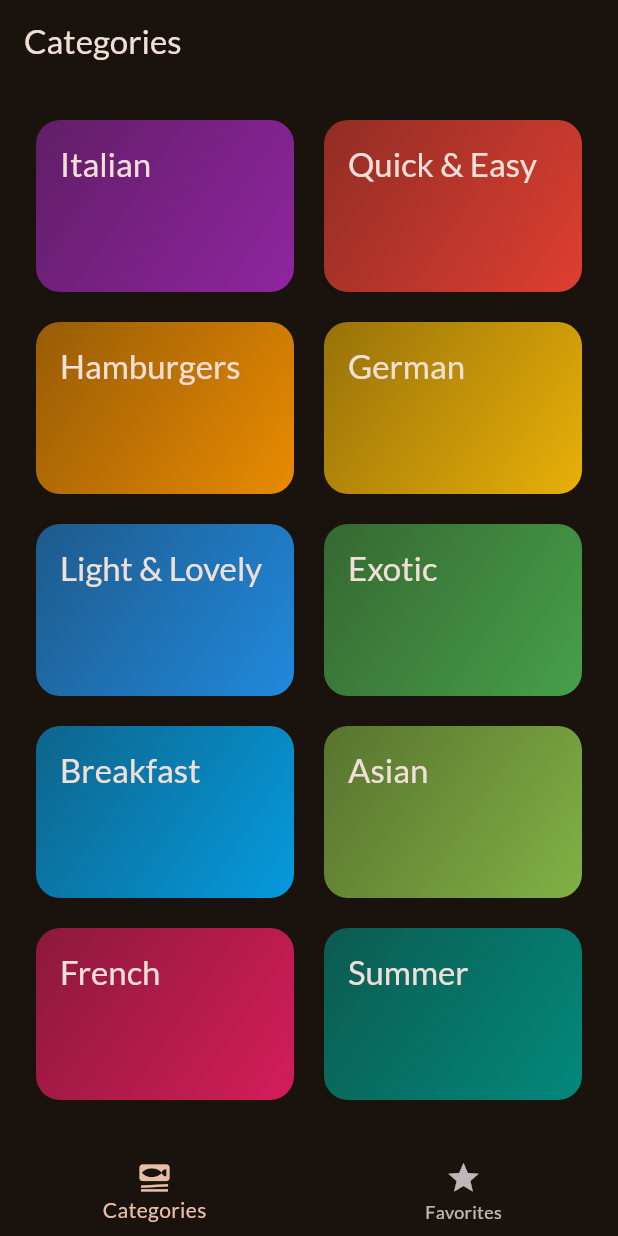
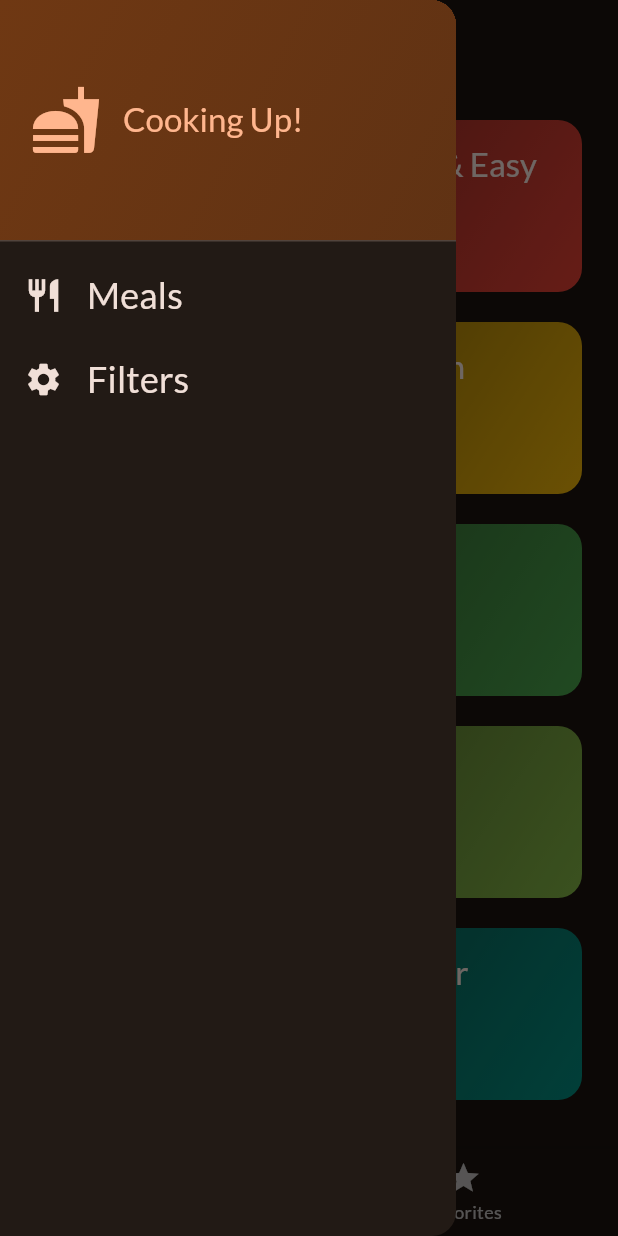
Before and after one commit to saurabhmirajkar/meals, a Flutter app: the screen it shows after launch, with the side drawer open (before the commit the screen has no drawer), on a phone screen of 412 x 824 dp. Run offline on Flutter 3.47's test engine with Material 2 defaults, Android fonts, the phone set to English and light mode, and no system bars; our stand-ins replace google_fonts, transparent_image.

Commit message:
added drawer

```diff
--- a/lib/screens/tabs.dart
+++ b/lib/screens/tabs.dart
@@ -2,6 +2,7 @@ import 'package:flutter/material.dart';
 import 'package:meals/models/meal.dart';
 import 'package:meals/screens/categories.dart';
 import 'package:meals/screens/meals.dart';
+import 'package:meals/widgets/main_drawer.dart';
 
 class TabsScreen extends StatefulWidget {
   const TabsScreen({super.key});
@@ -62,14 +63,20 @@ class _TabsScreenState extends State<TabsScreen> {
       appBar: AppBar(
         title: Text(activePageTitle),
       ),
+      drawer: const MainDrawer(),
       body: activePage,
       bottomNavigationBar: BottomNavigationBar(
         onTap: _selectIndex,
         currentIndex: _selectedPageIndex,
         items: const [
           BottomNavigationBarItem(
-              icon: Icon(Icons.set_meal), label: "Categories"),
-          BottomNavigationBarItem(icon: Icon(Icons.star), label: "Favorites"),
+            icon: Icon(Icons.set_meal),
+            label: "Categories",
+          ),
+          BottomNavigationBarItem(
+            icon: Icon(Icons.star),
+            label: "Favorites",
+          ),
         ],
       ),
     );
--- /dev/null
+++ b/lib/widgets/main_drawer.dart
@@ -0,0 +1,76 @@
+import 'package:flutter/material.dart';
+
+class MainDrawer extends StatelessWidget {
+  const MainDrawer({super.key});
+  @override
+  Widget build(BuildContext context) {
+    return Drawer(
+      child: Column(
+        children: [
+          DrawerHeader(
+            padding: const EdgeInsets.all(20),
+            decoration: BoxDecoration(
+              gradient: LinearGradient(
+                colors: [
+                  Theme.of(context).colorScheme.primaryContainer,
+                  Theme.of(context)
+                      .colorScheme
+                      .primaryContainer
+                      .withOpacity(0.8)
+                ],
+                begin: Alignment.topLeft,
+                end: Alignment.bottomRight,
+              ),
+            ),
+            child: Row(
+              children: [
+                Icon(
+                  Icons.fastfood,
+                  size: 48,
+                  color: Theme.of(context).colorScheme.primary,
+                ),
+                const SizedBox(width: 14),
+                Text(
+                  'Cooking Up!',
+                  style: Theme.of(context).textTheme.titleLarge!.copyWith(
+                        color: Theme.of(context).colorScheme.primary,
+                      ),
+                )
+              ],
+            ),
+          ),
+          ListTile(
+            leading: Icon(
+              Icons.restaurant,
+              size: 26,
+              color: Theme.of(context).colorScheme.onBackground,
+            ),
+            title: Text(
+              'Meals',
+              style: Theme.of(context).textTheme.titleSmall!.copyWith(
+                    color: Theme.of(context).colorScheme.onBackground,
+                    fontSize: 24,
+                  ),
+            ),
+            onTap: () {},
+          ),
+          ListTile(
+            leading: Icon(
+              Icons.settings,
+              size: 26,
+              color: Theme.of(context).colorScheme.onBackground,
+            ),
+            title: Text(
+              'Filters',
+              style: Theme.of(context).textTheme.titleSmall!.copyWith(
+                    color: Theme.of(context).colorScheme.onBackground,
+                    fontSize: 24,
+                  ),
+            ),
+            onTap: () {},
+          ),
+        ],
+      ),
+    );
+  }
+}
```
